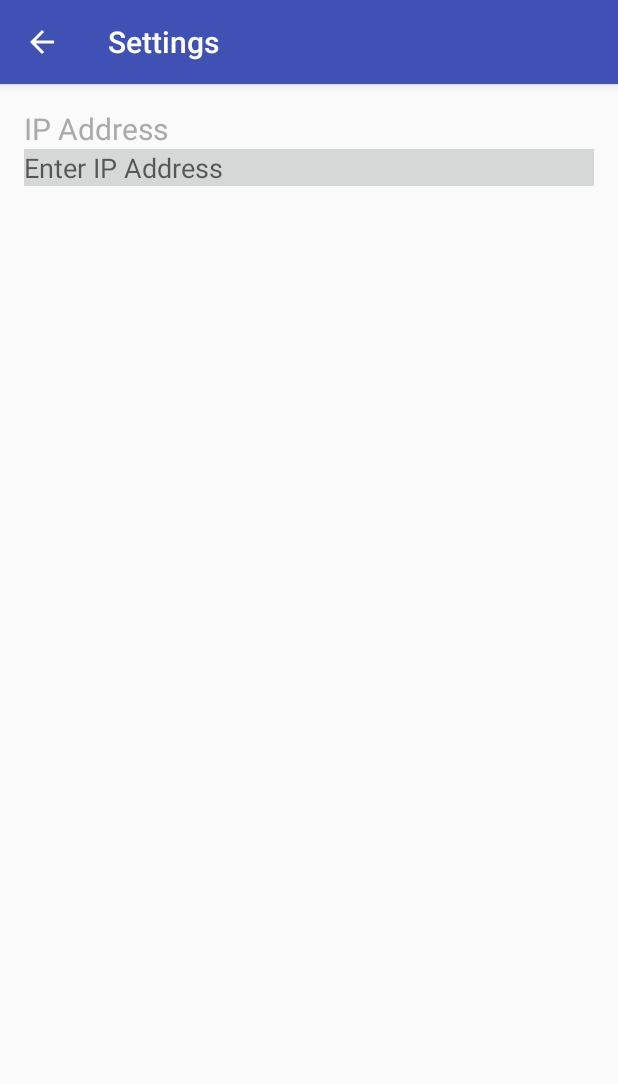
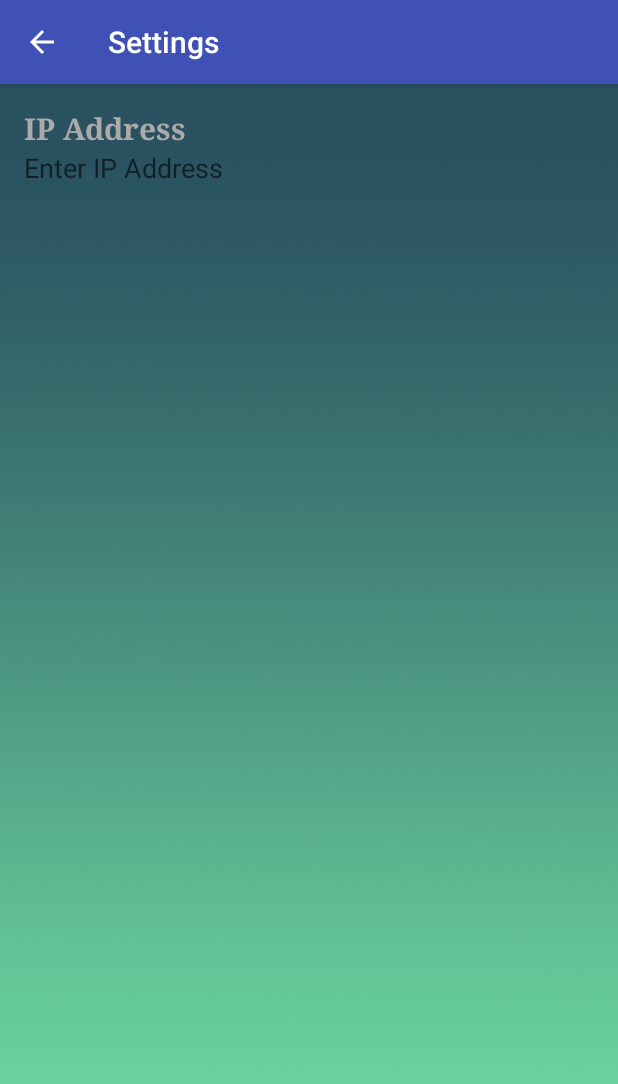
Before and after one commit to Khemar1/AutonomousVehicle-1, an Android app: the SettingsActivity screen opened directly, with no data from a screen before it, on a phone screen of 412 x 824 dp. Shown: the top 1084 px of the screen. Run offline under Robolectric (Android 15) with nearby library versions, the phone set to English and light mode, and no system bars.

Commit message:
added background colour to settings added a few translations

```diff
--- a/AutoVehicle/src/main/res/layout/activity_menu.xml
+++ b/AutoVehicle/src/main/res/layout/activity_menu.xml
@@ -14,7 +14,9 @@ tools:context="com.autonomousvehicle.MenuActivity"
     <LinearLayout
         android:orientation="vertical"
         android:layout_width="match_parent"
-    android:layout_height="match_parent">
+        android:layout_height="match_parent"
+        android:layout_alignParentTop="true"
+        android:layout_alignParentStart="true">
 
         <TextView
             android:text="@string/menumsg"
--- a/AutoVehicle/src/main/res/layout/activity_settings.xml
+++ b/AutoVehicle/src/main/res/layout/activity_settings.xml
@@ -8,13 +8,16 @@
     android:paddingLeft="@dimen/activity_horizontal_margin"
     android:paddingRight="@dimen/activity_horizontal_margin"
     android:paddingTop="@dimen/activity_vertical_margin"
-    tools:context="com.autonomousvehicle.SettingsActivity">
+    tools:context="com.autonomousvehicle.SettingsActivity"
+    android:background="@drawable/backgrond">
 
 
     <LinearLayout
         android:orientation="vertical"
         android:layout_width="match_parent"
-        android:layout_height="match_parent">
+        android:layout_height="match_parent"
+        android:layout_alignParentTop="true"
+        android:layout_alignParentStart="true">
 
         <TextView
             android:text="IP Address"
@@ -22,16 +25,18 @@
             android:layout_height="wrap_content"
             android:id="@+id/tvIPAddress"
             android:textColor="@android:color/darker_gray"
-            android:textSize="20sp" />
+            android:textSize="20sp"
+            android:textStyle="normal|bold"
+            android:fontFamily="serif" />
 
         <EditText
-            android:layout_width="match_parent"
+            android:layout_width="257dp"
             android:layout_height="wrap_content"
             android:inputType="textPersonName"
             android:ems="10"
             android:id="@+id/etIPAddress"
             android:hint="Enter IP Address"
-            android:background="?attr/colorButtonNormal" />
+            android:background="@android:color/transparent" />
     </LinearLayout>
 
 </RelativeLayout>
--- a/AutoVehicle/src/main/res/values/strings.xml
+++ b/AutoVehicle/src/main/res/values/strings.xml
@@ -3,16 +3,14 @@
     <string name="settings">Settings</string>
     <string name="about">About</string>
     <string name="menumsg">\t Please Select the mode \nyou\'d like to operate the robotic car in</string>
-    <string name="bAuto">Auto</string>
-    <string name="autoMsg">Have it Work independently</string>
     <string name="bRemote">Remote</string>
-    <string name="remoteMsg">Have Control over it</string>
+    <string name="remoteMsg">Control the car</string>
     <string name="bMapping">Mapping</string>
     <string name="mappingMsg">Get the mapped area from hardware</string>
     <string name="logout">logout</string>
     <string name="mapping">Mapping</string>
     <string name="password">Password</string>
-    <string name="groupname">JBK.17</string>
+    <string name="groupname" translatable="false">JBK.17</string>
     <string name="x">X:</string>
     <string name="y">Y:</string>
     <string name="angle">Angle:</string>
```
Also changed, not shown: AutoVehicle/src/main/res/layout/activity_remote_control.xml (+6 -6 lines), 1 other file. Lines whose indentation alone changed are shown as unchanged.
